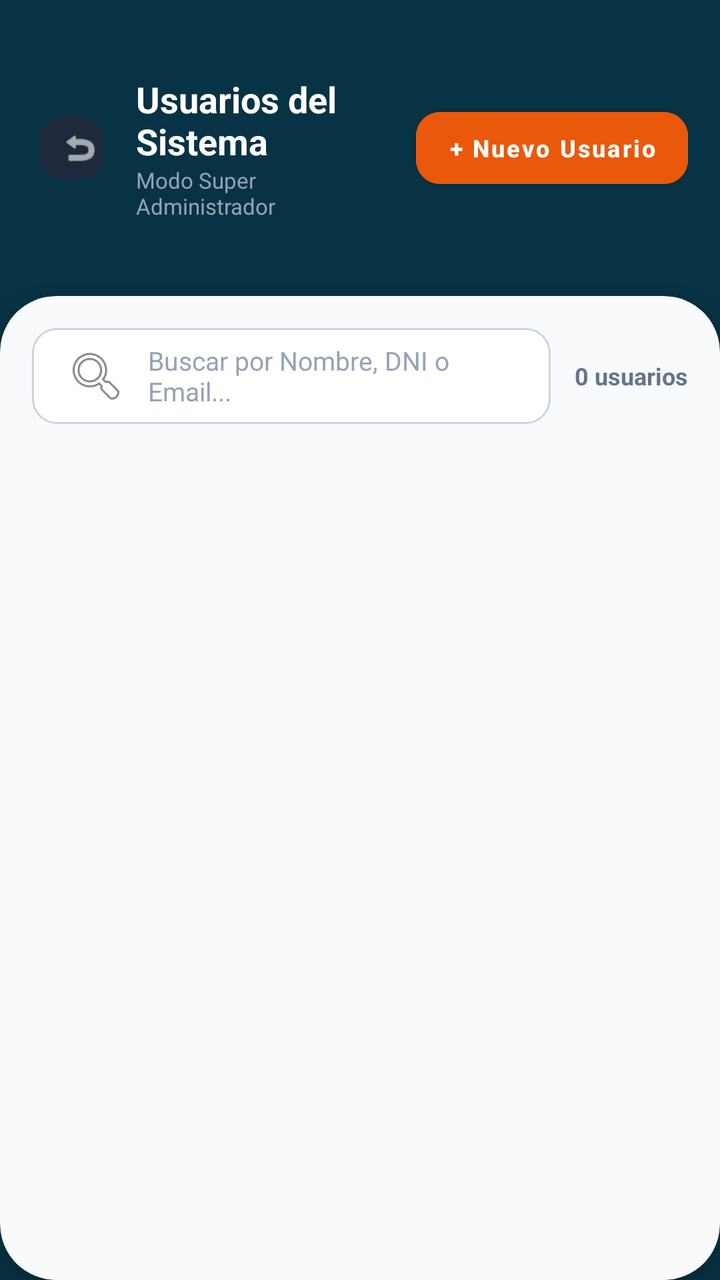
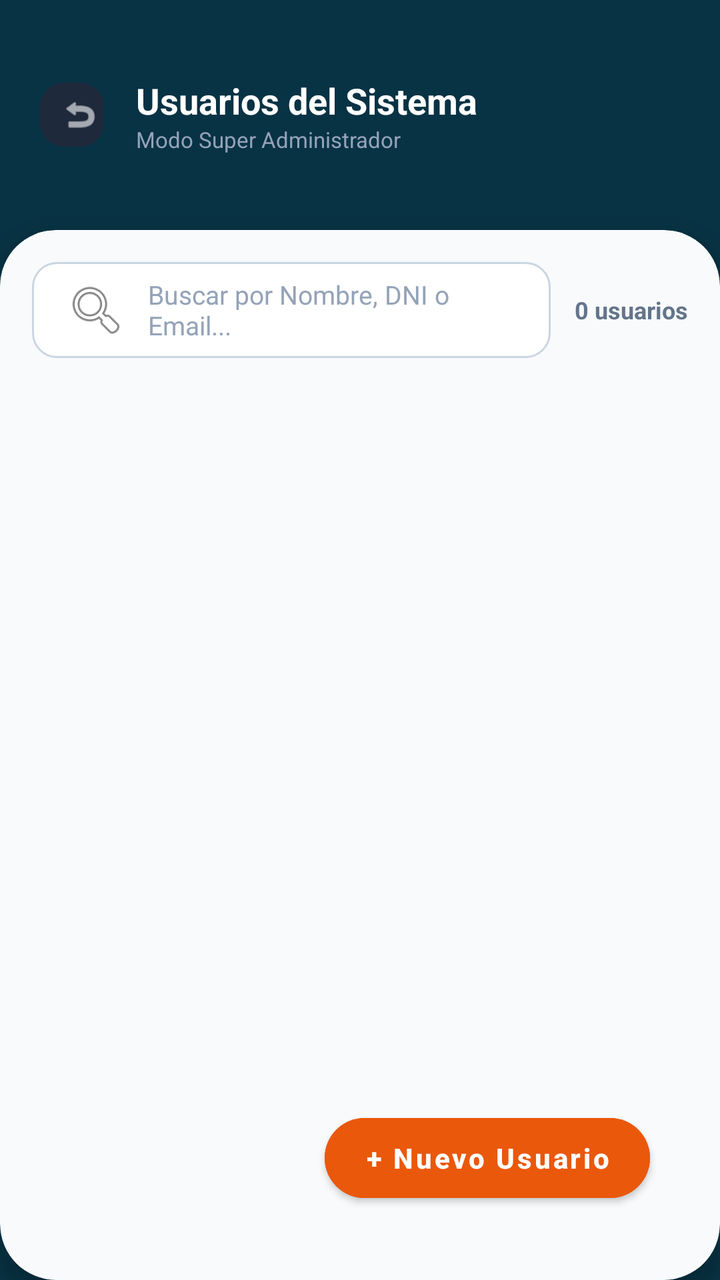

The first picture is an Android layout as it rendered before a commit; the second is the same layout after the commit. The layout source and the unified diff follow.
<!-- AndroidManifest.xml: application theme Theme.MaterialComponents.Light.NoActionBar -->
<!-- res/layout/activity_admin_usuarios.xml -->
<?xml version="1.0" encoding="utf-8"?>
<RelativeLayout xmlns:android="http://schemas.android.com/apk/res/android"
    xmlns:app="http://schemas.android.com/apk/res-auto"
    android:layout_width="match_parent"
    android:layout_height="match_parent"
    android:background="#083344">

    
    <RelativeLayout
        android:id="@+id/headerLayout"
        android:layout_width="match_parent"
        android:layout_height="wrap_content"
        android:paddingHorizontal="16dp"
        android:paddingTop="36dp"
        android:paddingBottom="20dp">

        <com.google.android.material.button.MaterialButton
            android:id="@+id/btnRegresar"
            style="@style/Widget.Material3.Button.IconButton"
            android:layout_width="40dp"
            android:layout_height="40dp"
            android:layout_alignParentStart="true"
            android:layout_centerVertical="true"
            android:layout_marginTop="19dp"
            app:backgroundTint="#1E293B"
            app:cornerRadius="12dp"
            app:icon="@android:drawable/ic_menu_revert"
            app:iconSize="20dp"
            app:iconTint="@color/white" />

        <LinearLayout
            android:layout_width="wrap_content"
            android:layout_height="wrap_content"
            android:layout_centerVertical="true"
            android:layout_marginStart="12dp"
            android:layout_marginTop="19dp"
            android:layout_marginEnd="8dp"
            android:layout_toEndOf="@id/btnRegresar"
            android:layout_toStartOf="@id/btnNuevoUsuario"
            android:orientation="vertical">

            <TextView
                android:layout_width="wrap_content"
                android:layout_height="wrap_content"
                android:text="Usuarios del Sistema"
                android:textColor="@color/white"
                android:textSize="18sp"
                android:textStyle="bold" />

            <TextView
                android:layout_width="wrap_content"
                android:layout_height="wrap_content"
                android:text="Modo Super Administrador"
                android:textColor="#94A3B8"
                android:textSize="11sp" />
        </LinearLayout>

        <com.google.android.material.button.MaterialButton
            android:id="@+id/btnNuevoUsuario"
            android:layout_width="wrap_content"
            android:layout_height="wrap_content"
            android:layout_alignParentEnd="true"
            android:layout_centerVertical="true"
            android:layout_marginTop="19dp"
            android:backgroundTint="#EA580C"
            android:text="+ Nuevo Usuario"
            android:textAllCaps="false"
            android:textColor="@color/white"
            android:textSize="12sp"
            android:textStyle="bold"
            app:cornerRadius="12dp" />
    </RelativeLayout>

    
    <com.google.android.material.card.MaterialCardView
        android:layout_width="match_parent"
        android:layout_height="match_parent"
        android:layout_below="@id/headerLayout"
        app:cardBackgroundColor="#F8FAFC"
        app:cardCornerRadius="28dp"
        app:cardElevation="8dp"
        app:strokeWidth="0dp">

        <LinearLayout
            android:layout_width="match_parent"
            android:layout_height="match_parent"
            android:orientation="vertical"
            android:padding="16dp">

            
            <LinearLayout
                android:layout_width="match_parent"
                android:layout_height="wrap_content"
                android:layout_marginBottom="16dp"
                android:gravity="center_vertical"
                android:orientation="horizontal">

                <EditText
                    android:id="@+id/etBuscar"
                    android:layout_width="0dp"
                    android:layout_height="48dp"
                    android:layout_weight="1"
                    android:background="@drawable/bg_search_input"
                    android:drawableStart="@android:drawable/ic_menu_search"
                    android:drawablePadding="10dp"
                    android:hint="Buscar por Nombre, DNI o Email..."
                    android:paddingHorizontal="16dp"
                    android:textColor="#0F172A"
                    android:textColorHint="#94A3B8"
                    android:textSize="13sp" />

                <TextView
                    android:id="@+id/tvTotalUsuarios"
                    android:layout_width="wrap_content"
                    android:layout_height="wrap_content"
                    android:layout_marginStart="12dp"
                    android:text="0 usuarios"
                    android:textColor="#64748B"
                    android:textSize="12sp"
                    android:textStyle="bold" />
            </LinearLayout>

            <ProgressBar
                android:id="@+id/progressBar"
                android:layout_width="wrap_content"
                android:layout_height="wrap_content"
                android:layout_gravity="center"
                android:visibility="gone" />

            <androidx.recyclerview.widget.RecyclerView
                android:id="@+id/rvUsuarios"
                android:layout_width="match_parent"
                android:layout_height="match_parent"
                android:clipToPadding="false"
                android:paddingBottom="16dp" />
        </LinearLayout>
    </com.google.android.material.card.MaterialCardView>

</RelativeLayout>
<!-- resources referenced by this layout -->
<resources>
  <color name="white">#FFFFFFFF</color>
  <!-- drawable bg_search_input (drawable) -->
  <?xml version="1.0" encoding="utf-8"?>
  <shape xmlns:android="http://schemas.android.com/apk/res/android">
      <solid android:color="#FFFFFF" />
      <corners android:radius="12dp" />
      <stroke android:width="1dp" android:color="#CBD5E1" />
  </shape>
</resources>

<!-- the commit's change to res/layout/activity_admin_usuarios.xml (unified diff, before → after) -->
@@ -34,9 +34,7 @@
             android:layout_centerVertical="true"
             android:layout_marginStart="12dp"
             android:layout_marginTop="19dp"
-            android:layout_marginEnd="8dp"
             android:layout_toEndOf="@id/btnRegresar"
-            android:layout_toStartOf="@id/btnNuevoUsuario"
             android:orientation="vertical">
 
             <TextView
@@ -54,21 +52,6 @@
                 android:textColor="#94A3B8"
                 android:textSize="11sp" />
         </LinearLayout>
-
-        <com.google.android.material.button.MaterialButton
-            android:id="@+id/btnNuevoUsuario"
-            android:layout_width="wrap_content"
-            android:layout_height="wrap_content"
-            android:layout_alignParentEnd="true"
-            android:layout_centerVertical="true"
-            android:layout_marginTop="19dp"
-            android:backgroundTint="#EA580C"
-            android:text="+ Nuevo Usuario"
-            android:textAllCaps="false"
-            android:textColor="@color/white"
-            android:textSize="12sp"
-            android:textStyle="bold"
-            app:cornerRadius="12dp" />
     </RelativeLayout>
 
     
@@ -81,59 +64,82 @@
         app:cardElevation="8dp"
         app:strokeWidth="0dp">
 
-        <LinearLayout
+        <FrameLayout
             android:layout_width="match_parent"
-            android:layout_height="match_parent"
-            android:orientation="vertical"
-            android:padding="16dp">
+            android:layout_height="match_parent">
+
+            <LinearLayout
+                android:layout_width="match_parent"
+                android:layout_height="match_parent"
+                android:orientation="vertical"
+                android:padding="16dp">
+
+                
+                <LinearLayout
+                    android:layout_width="match_parent"
+                    android:layout_height="wrap_content"
+                    android:layout_marginBottom="16dp"
+                    android:gravity="center_vertical"
+                    android:orientation="horizontal">
+
+                    <EditText
+                        android:id="@+id/etBuscar"
+                        android:layout_width="0dp"
+                        android:layout_height="48dp"
+                        android:layout_weight="1"
+                        android:background="@drawable/bg_search_input"
+                        android:drawableStart="@android:drawable/ic_menu_search"
+                        android:drawablePadding="10dp"
+                        android:hint="Buscar por Nombre, DNI o Email..."
+                        android:paddingHorizontal="16dp"
+                        android:textColor="#0F172A"
+                        android:textColorHint="#94A3B8"
+                        android:textSize="13sp" />
+
+                    <TextView
+                        android:id="@+id/tvTotalUsuarios"
+                        android:layout_width="wrap_content"
+                        android:layout_height="wrap_content"
+                        android:layout_marginStart="12dp"
+                        android:text="0 usuarios"
+                        android:textColor="#64748B"
+                        android:textSize="12sp"
+                        android:textStyle="bold" />
+                </LinearLayout>
+
+                <ProgressBar
+                    android:id="@+id/progressBar"
+                    android:layout_width="wrap_content"
+                    android:layout_height="wrap_content"
+                    android:layout_gravity="center"
+                    android:visibility="gone" />
+
+                <androidx.recyclerview.widget.RecyclerView
+                    android:id="@+id/rvUsuarios"
+                    android:layout_width="match_parent"
+                    android:layout_height="match_parent"
+                    android:clipToPadding="false"
+                    android:paddingBottom="80dp" />
+            </LinearLayout>
 
             
-            <LinearLayout
-                android:layout_width="match_parent"
-                android:layout_height="wrap_content"
-                android:layout_marginBottom="16dp"
-                android:gravity="center_vertical"
-                android:orientation="horizontal">
+            <com.google.android.material.button.MaterialButton
+                android:id="@+id/btnNuevoUsuario"
+                android:layout_width="wrap_content"
+                android:layout_height="52dp"
+                android:layout_gravity="bottom|end"
+                android:layout_margin="35dp"
+                android:backgroundTint="#EA580C"
+                android:paddingHorizontal="20dp"
+                android:text="+ Nuevo Usuario"
+                android:textAllCaps="false"
+                android:textColor="@color/white"
+                android:textSize="14sp"
+                android:textStyle="bold"
+                app:cornerRadius="26dp"
+                app:elevation="6dp" />
 
-                <EditText
-                    android:id="@+id/etBuscar"
-                    android:layout_width="0dp"
-                    android:layout_height="48dp"
-                    android:layout_weight="1"
-                    android:background="@drawable/bg_search_input"
-                    android:drawableStart="@android:drawable/ic_menu_search"
-                    android:drawablePadding="10dp"
-                    android:hint="Buscar por Nombre, DNI o Email..."
-                    android:paddingHorizontal="16dp"
-                    android:textColor="#0F172A"
-                    android:textColorHint="#94A3B8"
-                    android:textSize="13sp" />
-
-                <TextView
-                    android:id="@+id/tvTotalUsuarios"
-                    android:layout_width="wrap_content"
-                    android:layout_height="wrap_content"
-                    android:layout_marginStart="12dp"
-                    android:text="0 usuarios"
-                    android:textColor="#64748B"
-                    android:textSize="12sp"
-                    android:textStyle="bold" />
-            </LinearLayout>
-
-            <ProgressBar
-                android:id="@+id/progressBar"
-                android:layout_width="wrap_content"
-                android:layout_height="wrap_content"
-                android:layout_gravity="center"
-                android:visibility="gone" />
-
-            <androidx.recyclerview.widget.RecyclerView
-                android:id="@+id/rvUsuarios"
-                android:layout_width="match_parent"
-                android:layout_height="match_parent"
-                android:clipToPadding="false"
-                android:paddingBottom="16dp" />
-        </LinearLayout>
+        </FrameLayout>
     </com.google.android.material.card.MaterialCardView>
 
 </RelativeLayout>
